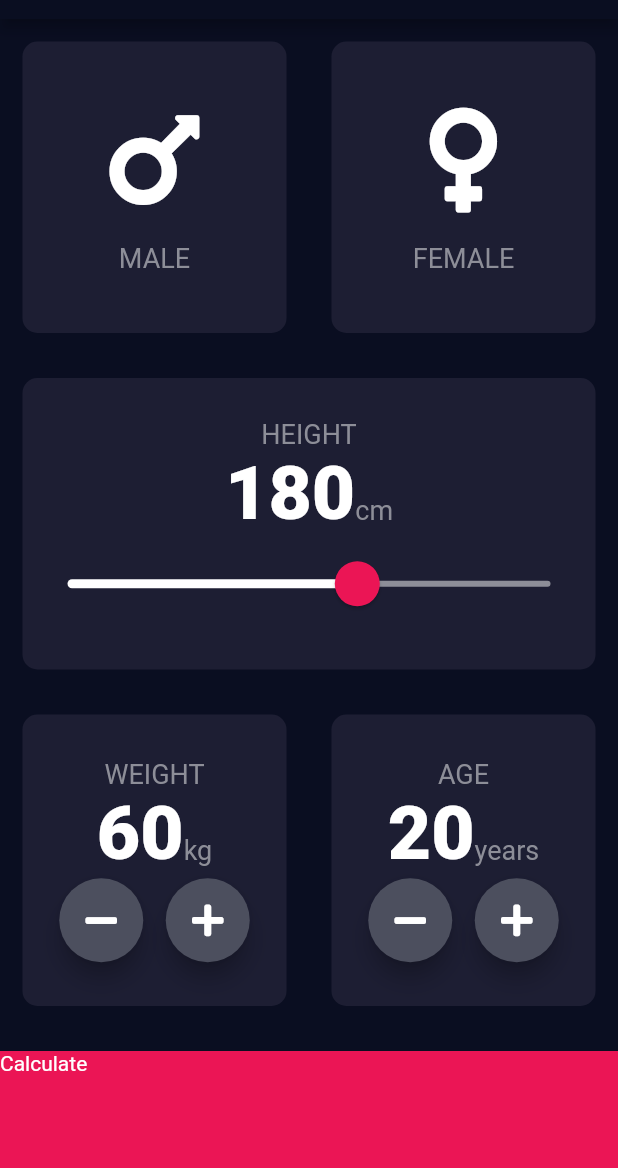
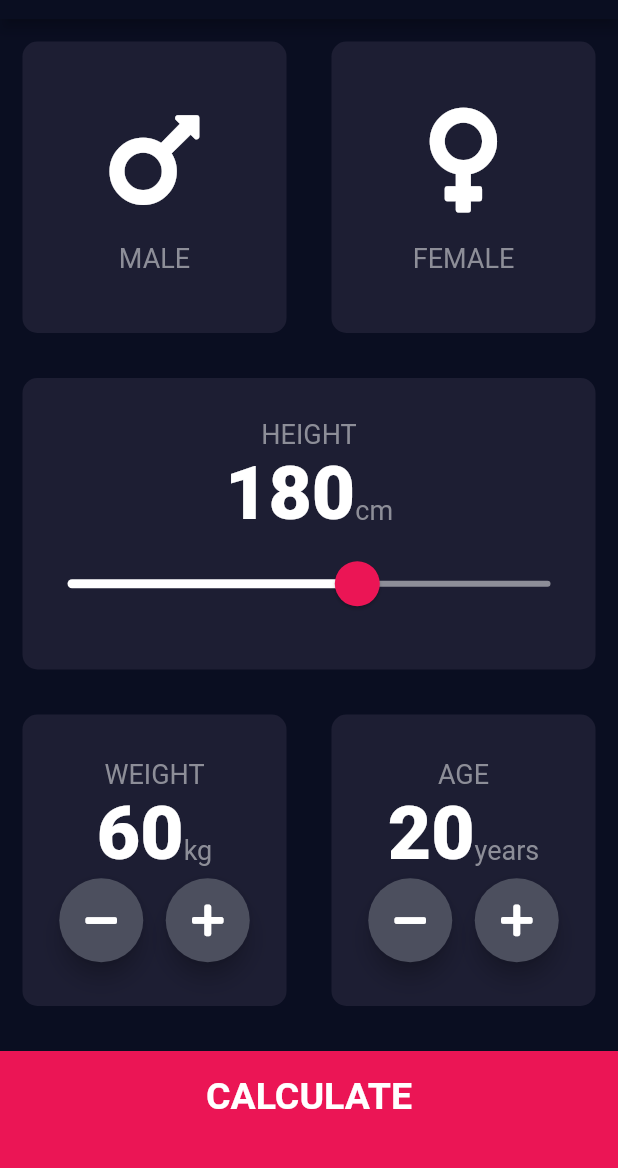
Before and after one commit to azazelyash/bmi_calculator, a Flutter app: the screen it shows after launch, on a phone screen of 412 x 824 dp, the part 65-1233 px from its top. Run offline on Flutter 3.47's test engine with Material 2 defaults, Android fonts, the phone set to English and light mode, and no system bars; our stand-ins replace font_awesome_flutter.

```diff
--- /dev/null
+++ b/lib/bottom_button.dart
@@ -0,0 +1,28 @@
+import 'package:flutter/material.dart';
+import 'constants.dart';
+
+class BottomButton extends StatelessWidget {
+  BottomButton({@required this.buttonTitle, @required this.onTap});
+
+  final void Function()? onTap;
+  final String? buttonTitle;
+  @override
+  Widget build(BuildContext context) {
+    return GestureDetector(
+      onTap: onTap,
+      child: Container(
+        child: Center(
+          child: Text(
+            buttonTitle!,
+            style: kLargeButtonTextStyle,
+          ),
+        ),
+        color: kBottonContainerColor,
+        margin: EdgeInsets.only(top: 15.0),
+        padding: EdgeInsets.only(bottom: 20.0),
+        width: double.infinity,
+        height: kBottonContainerHeight,
+      ),
+    );
+  }
+}
--- a/lib/input_page.dart
+++ b/lib/input_page.dart
@@ -4,6 +4,8 @@ import 'icon_content.dart';
 import 'reusable_card.dart';
 import 'constants.dart';
 import 'results_page.dart';
+import 'bottom_button.dart';
+import 'round_icon_button.dart';
 
 enum GenderType {
   Male,
@@ -237,45 +239,21 @@ class _InputPageState extends State<InputPage> {
               ],
             ),
           ),
-          GestureDetector(
+          BottomButton(
+            buttonTitle: 'CALCULATE',
             onTap: () {
-              Navigator.push(context, MaterialPageRoute(builder: (context) {
-                return Results();
-              }));
+              Navigator.push(
+                context,
+                MaterialPageRoute(
+                  builder: (context) {
+                    return Results();
+                  },
+                ),
+              );
             },
-            child: Container(
-              child: Text('Calculate'),
-              color: kBottonContainerColor,
-              margin: EdgeInsets.only(top: 15.0),
-              width: double.infinity,
-              height: kBottonContainerHeight,
-            ),
-          )
+          ),
         ],
       ),
     );
   }
 }
-
-class RoundIconButton extends StatelessWidget {
-  RoundIconButton({@required this.icon, @required this.onPress});
-
-  final IconData? icon;
-  final void Function()? onPress;
-
-  @override
-  Widget build(BuildContext context) {
-    return RawMaterialButton(
-      child: Icon(icon),
-      onPressed: onPress,
-      onLongPress: onPress,
-      elevation: 6.0,
-      fillColor: Color(0xFF4c4f5e),
-      shape: CircleBorder(),
-      constraints: BoxConstraints.tightFor(
-        width: 56.0,
-        height: 56.0,
-      ),
-    );
-  }
-}
--- /dev/null
+++ b/lib/round_icon_button.dart
@@ -0,0 +1,24 @@
+import 'package:flutter/material.dart';
+
+class RoundIconButton extends StatelessWidget {
+  RoundIconButton({@required this.icon, @required this.onPress});
+
+  final IconData? icon;
+  final void Function()? onPress;
+
+  @override
+  Widget build(BuildContext context) {
+    return RawMaterialButton(
+      child: Icon(icon),
+      onPressed: onPress,
+      onLongPress: onPress,
+      elevation: 6.0,
+      fillColor: Color(0xFF4c4f5e),
+      shape: CircleBorder(),
+      constraints: BoxConstraints.tightFor(
+        width: 56.0,
+        height: 56.0,
+      ),
+    );
+  }
+}
```
Also changed, not shown: lib/constants.dart (+25 -0 lines), lib/results_page.dart (+61 -1 lines).
